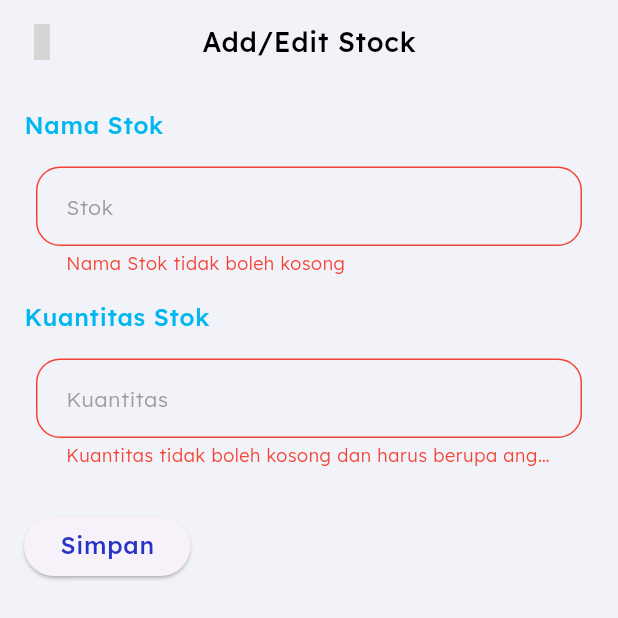
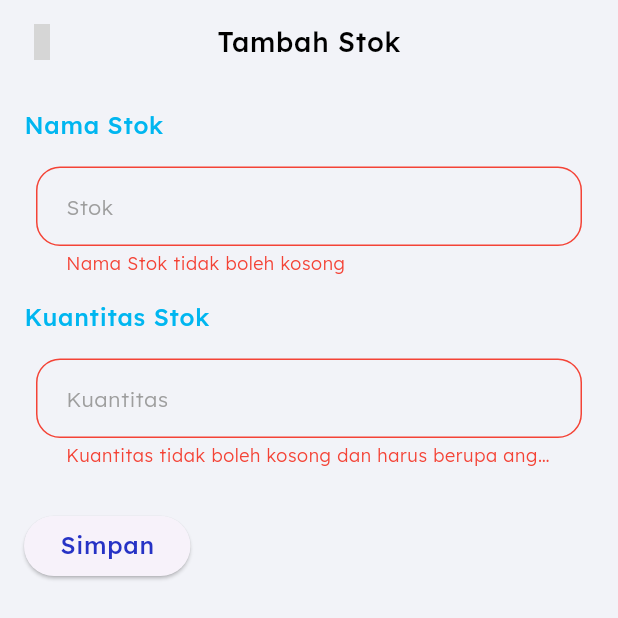
Before and after one commit to insanansharyrasul/the_djenggot, a Flutter app: the AddEditStockScreen screen opened by its route, after a tap on "Simpan", on a phone screen of 412 x 824 dp, the top half of it. Run offline on Flutter 3.47's test engine with Material 3 defaults, Android fonts, the phone set to English and light mode, and no system bars; our stand-ins replace bloc, flutter_bloc, go_router, iconsax, sqflite; accounts and stored records are empty; grey boxes are pictures that could not be loaded.

Commit message:
feat - now stock has "Update" feature

```diff
--- a/lib/bloc/stock/stock_event.dart
+++ b/lib/bloc/stock/stock_event.dart
@@ -17,7 +17,9 @@ class AddStock extends StockEvent {
 
 class UpdateStock extends StockEvent {
   final Stock stock;
-  UpdateStock(this.stock);
+  final String newName;
+  final String newQuantity;
+  UpdateStock(this.stock, this.newName, this.newQuantity);
 }
 
 class DeleteStock extends StockEvent {
--- a/lib/main.dart
+++ b/lib/main.dart
@@ -25,7 +25,9 @@ class MainApp extends StatelessWidget {
       routerConfig: appRouter,
       title: 'TheDjenggot',
       theme: ThemeData(
-          primaryColor: AppTheme.background, scaffoldBackgroundColor: AppTheme.background),
+        primaryColor: AppTheme.background,
+        scaffoldBackgroundColor: AppTheme.background,
+      ),
     );
   }
 }
--- a/lib/routing/app_routing.dart
+++ b/lib/routing/app_routing.dart
@@ -1,4 +1,5 @@
 import 'package:go_router/go_router.dart';
+import 'package:the_djenggot/models/stock.dart';
 import 'package:the_djenggot/screens/add_edit_stock_screen.dart';
 import 'package:the_djenggot/screens/dashboard_screen.dart';
 
@@ -13,7 +14,8 @@ final GoRouter appRouter = GoRouter(
     GoRoute(
       path: '/add-edit-stock',
       builder: (context, state) {
-        return AddEditStockScreen();
+        final stock = state.extra as Stock?;
+        return AddEditStockScreen(stock: stock);
       },
     ),
   ],
--- a/lib/screens/add_edit_stock_screen.dart
+++ b/lib/screens/add_edit_stock_screen.dart
@@ -2,12 +2,14 @@ import 'package:flutter/material.dart';
 import 'package:flutter_bloc/flutter_bloc.dart';
 import 'package:iconsax/iconsax.dart';
 import 'package:the_djenggot/bloc/stock/stock_bloc.dart';
+import 'package:the_djenggot/models/stock.dart';
 import 'package:the_djenggot/utils/theme/app_theme.dart';
 import 'package:the_djenggot/widgets/dialogs/app_dialog.dart';
 import 'package:the_djenggot/widgets/input_field.dart';
 
 class AddEditStockScreen extends StatefulWidget {
-  const AddEditStockScreen({super.key});
+  final Stock? stock;
+  const AddEditStockScreen({super.key, this.stock});
 
   @override
   State<AddEditStockScreen> createState() => _AddEditStockScreenState();
@@ -18,6 +20,16 @@ class _AddEditStockScreenState extends State<AddEditStockScreen> {
   TextEditingController stockName = TextEditingController();
   TextEditingController stockQuantity = TextEditingController();
   TextEditingController category = TextEditingController();
+
+  @override
+  void initState() {
+    super.initState();
+    if (widget.stock != null) {
+      stockName.text = widget.stock!.name;
+      stockQuantity.text = widget.stock!.quantity.toString();
+    }
+  }
+
   @override
   Widget build(BuildContext context) {
     return Scaffold(
@@ -26,7 +38,8 @@ class _AddEditStockScreenState extends State<AddEditStockScreen> {
         elevation: 0,
         backgroundColor: AppTheme.background,
         centerTitle: true,
-        title: const Text("Add/Edit Stock", style: AppTheme.appBarTitle),
+        title:
+            Text(widget.stock == null ? "Tambah Stok" : "Update Stok", style: AppTheme.appBarTitle),
         leading: IconButton(
           icon: const Icon(Iconsax.arrow_left_2),
           onPressed: () {
@@ -74,12 +87,24 @@ class _AddEditStockScreenState extends State<AddEditStockScreen> {
                             onOkPress: () {},
                           ),
                         );
+
+                        if (widget.stock != null) {
+                          context.read<StockBloc>().add(
+                                UpdateStock(
+                                  widget.stock!,
+                                  stockName.text,
+                                  stockQuantity.text,
+                                ),
+                              );
+                        } else {
                           context.read<StockBloc>().add(
                                 AddStock(
                                   stockName: stockName.text,
                                   stockQuantity: int.parse(stockQuantity.text),
                                 ),
                               );
+                        }
+                        // Add new stock
                         // Simpan data ke database
                         Navigator.pop(context);
 
@@ -103,7 +128,8 @@ class _AddEditStockScreenState extends State<AddEditStockScreen> {
                         // Handle save action
                       }
                     },
-                    child: Text("Simpan", style: AppTheme.buttonText),
+                    child: Text(widget.stock == null ? "Simpan" : "Update",
+                        style: AppTheme.buttonText),
                   ),
                 ],
               ),
```
Also changed, not shown: lib/bloc/stock/stock_bloc.dart (+13 -1 lines), lib/database/database.dart (+10 -0 lines), lib/screens/stock_screen.dart (+16 -2 lines). Lines whose indentation alone changed are shown as unchanged.
